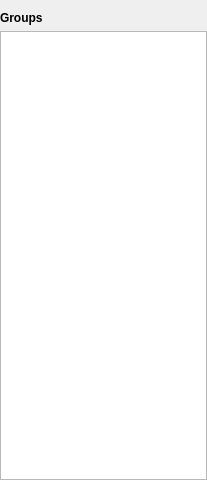
Before: the Qt Designer form Combo/ComboGroupListWidget.ui in xmichelo/Beeftext, drawn with Qt 5.
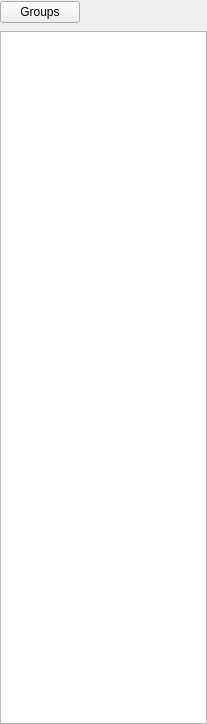
After: the same form once the commit is applied.

Commit message: Reworked GUI for actions in the 'Combos' tab.

```diff
--- a/Combo/ComboGroupListWidget.ui
+++ b/Combo/ComboGroupListWidget.ui
@@ -7,7 +7,7 @@
     <x>0</x>
     <y>0</y>
     <width>207</width>
-    <height>480</height>
+    <height>724</height>
    </rect>
   </property>
   <property name="windowTitle">
@@ -29,19 +29,13 @@
    <item>
     <layout class="QHBoxLayout" name="horizontalLayout_3">
      <item>
-      <widget class="QLabel" name="labelGroups">
-       <property name="font">
-        <font>
-         <weight>75</weight>
-         <bold>true</bold>
-        </font>
+      <widget class="QPushButton" name="buttonGroups">
+       <property name="contextMenuPolicy">
+        <enum>Qt::DefaultContextMenu</enum>
        </property>
        <property name="text">
         <string>Groups</string>
        </property>
-       <property name="alignment">
-        <set>Qt::AlignBottom|Qt::AlignLeading|Qt::AlignLeft</set>
-       </property>
       </widget>
      </item>
      <item>
```
Left out of the diff: 49 changed lines with no effect on the pictures. The commit also changes 7 other files.
